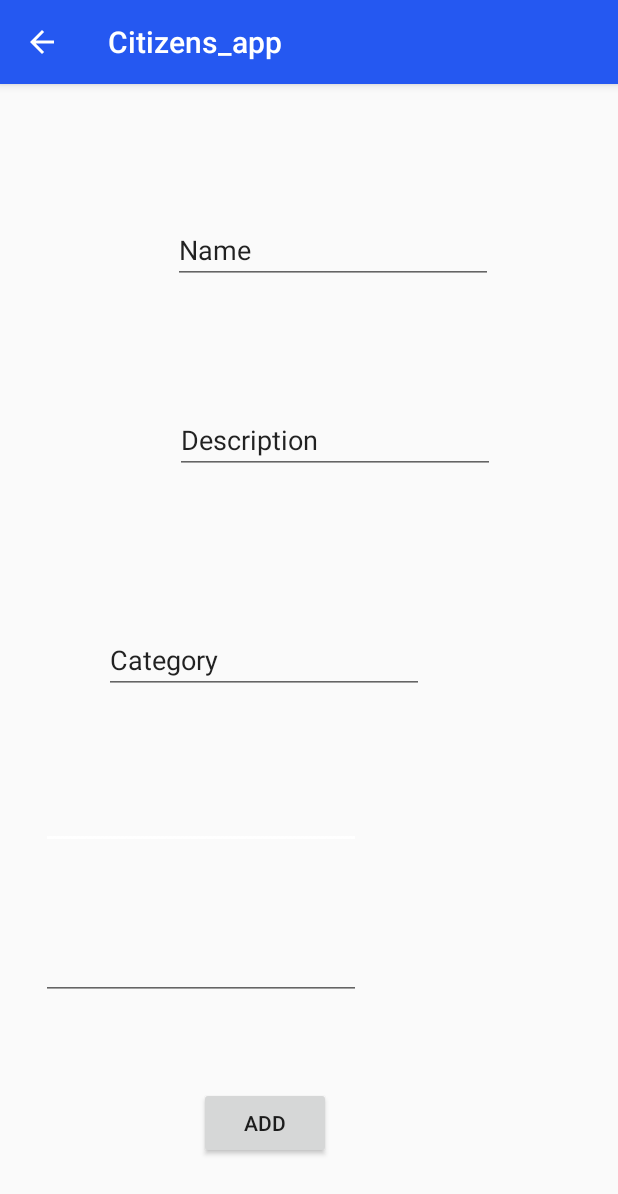
After one commit to sducic/Citizens_app, an Android app: the AddObject screen opened directly, with no data from a screen before it, on a phone screen of 412 x 824 dp. The commit adds this screen. Shown: the top 1194 px of the screen. Run offline under Robolectric (Android 15) with nearby library versions, the phone set to English and light mode, and no system bars; our stand-ins replace Firebase (no records; nobody signed in at launch, a user with empty details on screens opened directly); 2 statements that could not run were skipped.

Commit message:
Dodavanje objekta na mapi, upis u bazu.

```diff
--- a/Citizens_app/app/src/main/AndroidManifest.xml
+++ b/Citizens_app/app/src/main/AndroidManifest.xml
@@ -21,7 +21,8 @@
         android:label="@string/app_name"
         android:supportsRtl="true"
         android:theme="@style/AppTheme">
-        <activity android:name=".Maps"></activity>
+        <activity android:name=".AddObject"></activity>
+        <activity android:name=".Maps" />
         <activity android:name=".Profile" />
         <activity android:name=".Coins" />
         <activity android:name=".RegisterActivity" />
--- /dev/null
+++ b/Citizens_app/app/src/main/java/elfak/mosis/zeljko/citzens_app/AddObject.java
@@ -0,0 +1,202 @@
+package elfak.mosis.zeljko.citzens_app;
+
+import androidx.annotation.Nullable;
+import androidx.appcompat.app.AppCompatActivity;
+import androidx.appcompat.widget.Toolbar;
+
+import android.app.Activity;
+import android.content.Intent;
+import android.os.Bundle;
+import android.text.Editable;
+import android.text.TextWatcher;
+import android.view.Menu;
+import android.view.MenuItem;
+import android.view.View;
+import android.widget.Button;
+import android.widget.EditText;
+import android.widget.Toast;
+
+import com.google.firebase.auth.FirebaseAuth;
+import com.google.firebase.database.FirebaseDatabase;
+import com.google.firebase.database.ThrowOnExtraProperties;
+
+public class AddObject extends AppCompatActivity implements View.OnClickListener {
+
+
+    Button addButton;
+    boolean editMode = true;
+    int position = -1;
+
+    EditText name, description, category, latitude, longitude;
+
+
+    FirebaseAuth fAuth;
+    @Override
+    protected void onCreate(Bundle savedInstanceState) {
+        super.onCreate(savedInstanceState);
+        setContentView(R.layout.activity_add_object);
+
+        try{
+            Intent listIntent=getIntent();
+            Bundle positionBundle=listIntent.getExtras();
+            if(positionBundle != null)
+                position=positionBundle.getInt("position");
+            else
+                editMode=false;
+        } catch(Exception e) {
+            editMode = false;
+        }
+
+        getSupportActionBar().setDisplayHomeAsUpEnabled(true);
+        getSupportActionBar().setDisplayShowHomeEnabled(true);
+
+        EditText latitudeEdit = (EditText)findViewById((R.id.latitude_text));
+        EditText longitudeEdit = (EditText)findViewById((R.id.longitude_text));
+
+         if(position<=0)
+        {
+
+          //  Object object = MyObjectData.getInstance().getObject(position);
+
+
+            Toast.makeText(getApplicationContext(),"nestooo", Toast.LENGTH_SHORT).show();
+
+            String st = getIntent().getExtras().getString("Latitude");
+
+            latitudeEdit.setText(st);
+
+            String st1 = getIntent().getExtras().getString("Longitude");
+            longitudeEdit.setText(st1);
+        }
+
+        longitudeEdit.addTextChangedListener(new TextWatcher() {
+            @Override
+            public void beforeTextChanged(CharSequence s, int start, int count, int after) {
+
+            }
+
+            @Override
+            public void onTextChanged(CharSequence s, int start, int before, int count) {
+
+            }
+
+            @Override
+            public void afterTextChanged(Editable s) {
+
+            }
+        });
+
+        longitudeEdit.addTextChangedListener(new TextWatcher() {
+            @Override
+            public void beforeTextChanged(CharSequence s, int start, int count, int after) {
+
+            }
+
+            @Override
+            public void onTextChanged(CharSequence s, int start, int before, int count) {
+
+            }
+
+            @Override
+            public void afterTextChanged(Editable s) {
+
+            }
+        });
+
+
+
+        addButton = findViewById(R.id.buttonAdd);
+
+         name = (EditText) findViewById(R.id.editTextName);
+         description = (EditText) findViewById(R.id.editTextDescription);
+         category = (EditText) findViewById(R.id.editTextCategory);
+         longitude = (EditText) findViewById(R.id.longitude_text);
+         latitude = (EditText) findViewById(R.id.latitude_text);
+
+
+        addButton.setOnClickListener(new View.OnClickListener() {
+            @Override
+            public void onClick(View v) {
+
+                final String nme = name.getText().toString();
+                final String desc = description.getText().toString();
+                final String categ = category.getText().toString();
+                final String lon = longitude.getText().toString();
+                final String lat = latitude.getText().toString();
+
+                Object object = new Object(nme, desc, categ, lat, lon);
+                MyObjectData.getInstance().addNewPlace(object);
+                Toast.makeText(getApplicationContext(), "Added object.", Toast.LENGTH_SHORT).show();
+            }
+        });
+
+
+
+
+        name.addTextChangedListener(new TextWatcher() {
+            @Override
+            public void beforeTextChanged(CharSequence s, int start, int count, int after) {
+
+            }
+
+            @Override
+            public void onTextChanged(CharSequence s, int start, int before, int count) {
+
+            }
+
+            @Override
+            public void afterTextChanged(Editable s) {
+
+            }
+        });
+
+
+        description.addTextChangedListener(new TextWatcher() {
+            @Override
+            public void beforeTextChanged(CharSequence s, int start, int count, int after) {
+
+            }
+
+            @Override
+            public void onTextChanged(CharSequence s, int start, int before, int count) {
+
+            }
+
+            @Override
+            public void afterTextChanged(Editable s) {
+
+            }
+        });
+
+        category.addTextChangedListener(new TextWatcher() {
+            @Override
+            public void beforeTextChanged(CharSequence s, int start, int count, int after) {
+
+            }
+
+            @Override
+            public void onTextChanged(CharSequence s, int start, int before, int count) {
+
+            }
+
+            @Override
+            public void afterTextChanged(Editable s) {
+
+            }
+        });
+
+
+    }
+
+
+    @Override
+    public void onClick(View v) {
+
+
+    }
+
+
+
+
+
+}
--- a/Citizens_app/app/src/main/java/elfak/mosis/zeljko/citzens_app/HomePage.java
+++ b/Citizens_app/app/src/main/java/elfak/mosis/zeljko/citzens_app/HomePage.java
@@ -25,7 +25,8 @@ public class HomePage extends AppCompatActivity {
             @Override
             public void onClick(View v) {
                 Intent intent = new Intent(HomePage.this, Maps.class);
-                startActivity(intent);
+                intent.putExtra("state",Maps.SELECT_COORDINATES);
+                startActivityForResult(intent,1);
             }
         });
 
@@ -67,5 +68,7 @@ public class HomePage extends AppCompatActivity {
                 finish();
             }
         });
+
+
     }
 }
--- /dev/null
+++ b/Citizens_app/app/src/main/res/layout/activity_add_object.xml
@@ -0,0 +1,108 @@
+<?xml version="1.0" encoding="utf-8"?>
+<androidx.constraintlayout.widget.ConstraintLayout xmlns:android="http://schemas.android.com/apk/res/android"
+    xmlns:app="http://schemas.android.com/apk/res-auto"
+    xmlns:tools="http://schemas.android.com/tools"
+    android:layout_width="match_parent"
+    android:layout_height="match_parent"
+    tools:context=".AddObject">
+
+    <EditText
+        android:id="@+id/longitude_text"
+        android:layout_width="wrap_content"
+        android:layout_height="wrap_content"
+        android:layout_marginStart="27dp"
+        android:layout_marginLeft="27dp"
+        android:layout_marginEnd="79dp"
+        android:layout_marginRight="79dp"
+        android:ems="10"
+        android:inputType="textPersonName"
+        android:text="Longitude"
+        app:layout_constraintBottom_toBottomOf="parent"
+        app:layout_constraintEnd_toEndOf="parent"
+        app:layout_constraintHorizontal_bias="0.0"
+        app:layout_constraintStart_toStartOf="parent"
+        app:layout_constraintTop_toTopOf="parent"
+        app:layout_constraintVertical_bias="0.643" />
+
+    <EditText
+        android:id="@+id/latitude_text"
+        android:layout_width="wrap_content"
+        android:layout_height="wrap_content"
+        android:layout_marginStart="27dp"
+        android:layout_marginLeft="27dp"
+        android:layout_marginEnd="79dp"
+        android:layout_marginRight="79dp"
+        android:ems="10"
+        android:inputType="textPersonName"
+        android:text="Latitude"
+        app:layout_constraintBottom_toBottomOf="parent"
+        app:layout_constraintEnd_toEndOf="parent"
+        app:layout_constraintHorizontal_bias="0.0"
+        app:layout_constraintStart_toStartOf="parent"
+        app:layout_constraintTop_toTopOf="parent"
+        app:layout_constraintVertical_bias="0.782" />
+
+    <EditText
+        android:id="@+id/editTextName"
+        android:layout_width="wrap_content"
+        android:layout_height="wrap_content"
+        android:layout_marginStart="23dp"
+        android:layout_marginLeft="23dp"
+        android:layout_marginEnd="83dp"
+        android:layout_marginRight="83dp"
+        android:ems="10"
+        android:inputType="textPersonName"
+        android:text="Name"
+        app:layout_constraintBottom_toBottomOf="parent"
+        app:layout_constraintEnd_toEndOf="parent"
+        app:layout_constraintHorizontal_bias="1.0"
+        app:layout_constraintStart_toStartOf="parent"
+        app:layout_constraintTop_toTopOf="parent"
+        app:layout_constraintVertical_bias="0.122" />
+
+    <EditText
+        android:id="@+id/editTextDescription"
+        android:layout_width="wrap_content"
+        android:layout_height="wrap_content"
+        android:layout_marginStart="25dp"
+        android:layout_marginLeft="25dp"
+        android:layout_marginEnd="82dp"
+        android:layout_marginRight="82dp"
+        android:ems="10"
+        android:inputType="textPersonName"
+        android:text="Description"
+        app:layout_constraintBottom_toBottomOf="parent"
+        app:layout_constraintEnd_toEndOf="parent"
+        app:layout_constraintHorizontal_bias="1.0"
+        app:layout_constraintStart_toStartOf="parent"
+        app:layout_constraintTop_toTopOf="parent"
+        app:layout_constraintVertical_bias="0.297" />
+
+    <EditText
+        android:id="@+id/editTextCategory"
+        android:layout_width="wrap_content"
+        android:layout_height="wrap_content"
+        android:layout_marginStart="23dp"
+        android:layout_marginLeft="23dp"
+        android:layout_marginEnd="83dp"
+        android:layout_marginRight="83dp"
+        android:ems="10"
+        android:inputType="textPersonName"
+        android:text="Category"
+        app:layout_constraintBottom_toBottomOf="parent"
+        app:layout_constraintEnd_toEndOf="parent"
+        app:layout_constraintStart_toStartOf="parent"
+        app:layout_constraintTop_toTopOf="parent" />
+
+    <Button
+        android:id="@+id/buttonAdd"
+        android:layout_width="wrap_content"
+        android:layout_height="wrap_content"
+        android:text="Add"
+        app:layout_constraintBottom_toBottomOf="parent"
+        app:layout_constraintEnd_toEndOf="parent"
+        app:layout_constraintHorizontal_bias="0.409"
+        app:layout_constraintStart_toStartOf="parent"
+        app:layout_constraintTop_toTopOf="parent"
+        app:layout_constraintVertical_bias="0.929" />
+</androidx.constraintlayout.widget.ConstraintLayout>
```
Also changed, not shown: Citizens_app/app/src/main/java/elfak/mosis/zeljko/citzens_app/Maps.java (+155 -2 lines), Citizens_app/app/src/main/java/elfak/mosis/zeljko/citzens_app/MyObjectData.java (added, +166 -0 lines), Citizens_app/app/src/main/java/elfak/mosis/zeljko/citzens_app/Object.java (added, +49 -0 lines), Citizens_app/app/src/main/res/layout/activity_maps.xml (+8 -0 lines).
